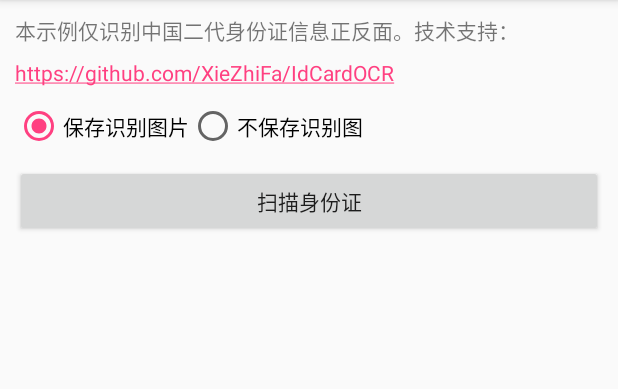
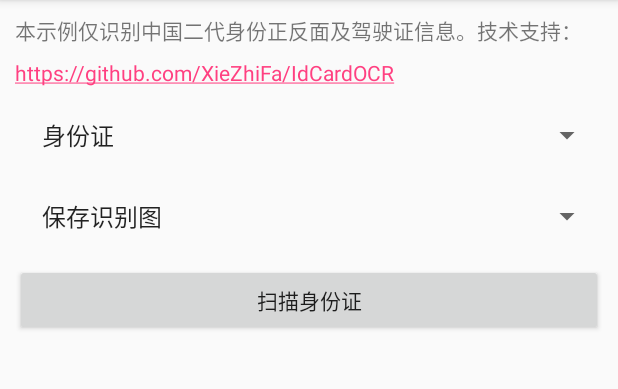
Before and after one commit to manhan9100/IdCardOCR, an Android app: the screen it shows after launch (MainActivity), after a tap on "扫描身份证", on a phone screen of 412 x 824 dp, the part 84-473 px from its top. Run offline under Robolectric (Android 15) with nearby library versions, the phone set to English and light mode, and no system bars; our stand-ins replace data binding; libraries missing offline, so code that uses them is left out: com.msd.ocr; 2 statements that could not run were skipped.

Commit message:
增加驾驶证识别功能

```diff
--- a/app/build.gradle
+++ b/app/build.gradle
@@ -63,9 +63,9 @@ dependencies {
     implementation fileTree(include: ['*.jar'], dir: 'libs')
     implementation 'com.android.support:appcompat-v7:26.1.0'
     testImplementation 'junit:junit:4.12'
-    //    //使用OCR aar包的情况下,图片选择需要依赖另外一个库
-    implementation 'com.squareup.picasso:picasso:2.4.0'
-    implementation(name: 'library-multi-image-selector-1.0.5-SNAPSHOT', ext: 'aar')
-    implementation(name: 'library-ocr-1.0.3-SNAPSHOT', ext: 'aar')
-    //    implementation project(':..:librarys:library_ocr')
+//    //使用OCR aar包的情况下,图片选择需要依赖另外一个库
+//    implementation 'com.squareup.picasso:picasso:2.4.0'
+//    implementation(name: 'library-multi-image-selector-1.0.5-SNAPSHOT', ext: 'aar')
+//    implementation(name: 'library-ocr-1.0.3-SNAPSHOT', ext: 'aar')
+    implementation project(':..:librarys:library_ocr')
 }
--- a/app/src/main/java/com/tomcat/ocr/idcard/MainActivity.java
+++ b/app/src/main/java/com/tomcat/ocr/idcard/MainActivity.java
@@ -22,7 +22,6 @@ public class MainActivity extends AppCompatActivity {
     protected void onCreate(Bundle savedInstanceState) {
         super.onCreate(savedInstanceState);
         binding = DataBindingUtil.setContentView(this, R.layout.activity_main);
-        binding.saveImage1.setChecked(true);
         context = this;
 
 
@@ -31,21 +30,12 @@ public class MainActivity extends AppCompatActivity {
         binding.button.setOnClickListener(new View.OnClickListener() {
             @Override
             public void onClick(View v) {
-
                 Bundle bundle = new Bundle();
-                bundle.putBoolean("saveImage", binding.saveImage1.isChecked());  //是否保存识别图片
-                bundle.putBoolean("showSelect", true);     //是否显示选择图片
-                bundle.putInt("requestCode", REQUEST_CODE); //requestCode
+                bundle.putBoolean("saveImage", binding.saveImage.getSelectedItemPosition() == 0 ? true : false); // 是否保存识别图片
+                bundle.putBoolean("showSelect", true);                          // 是否显示选择图片
+                bundle.putInt("requestCode", REQUEST_CODE);                     // requestCode
+                bundle.putInt("type", binding.type.getSelectedItemPosition());  // 0身份证, 1驾驶证
                 LibraryInitOCR.startScan(context, bundle);
-
-
-////                隐式意图调用
-//                boolean isSave = binding.tip.getVisibility() == View.GONE;
-//                Intent intent = new Intent("com.msd.ocr.idcard.ICVideo");
-//                intent.putExtra("saveImage", isSave);         //是否保存图片
-//                intent.putExtra("showSelect", true);    //是否保存图片
-//                intent.addCategory(getPackageName());               //调用demo中的扫描界面使用: com.tomcat.ocr.idcard
-//                startActivityForResult(intent, REQUEST_CODE);
             }
         });
 
@@ -58,8 +48,6 @@ public class MainActivity extends AppCompatActivity {
                 return true;
             }
         });
-
-
     }
 
     private final int REQUEST_CODE = 1;
@@ -83,6 +71,11 @@ public class MainActivity extends AppCompatActivity {
                 sb.append(String.format("有效期限 = %s\n", jo.opt("valid")));
                 sb.append(String.format("整体照片 = %s\n", jo.opt("imgPath")));
                 sb.append(String.format("头像路径 = %s\n", jo.opt("headPath")));
+                sb.append("\n驾照专属字段\n");
+                sb.append(String.format("国家 = %s\n", jo.opt("nation")));
+                sb.append(String.format("初始领证 = %s\n", jo.opt("startTime")));
+                sb.append(String.format("准驾车型 = %s\n", jo.opt("drivingType")));
+                sb.append(String.format("有效期限 = %s\n", jo.opt("registerDate")));
                 binding.textview.setText(sb.toString());
             } catch (JSONException e) {
                 e.printStackTrace();
--- a/app/src/main/res/layout/activity_main.xml
+++ b/app/src/main/res/layout/activity_main.xml
@@ -17,28 +17,24 @@
             android:layout_height="wrap_content"
             android:autoLink="all"
             android:lineSpacingMultiplier="1.5"
-            android:text="本示例仅识别中国二代身份证信息正反面。技术支持：https://github.com/XieZhiFa/IdCardOCR"
+            android:text="本示例仅识别中国二代身份正反面及驾驶证信息。技术支持：https://github.com/XieZhiFa/IdCardOCR"
             android:textIsSelectable="true"/>
 
-        <RadioGroup
+        <Spinner
+            android:id="@+id/type"
             android:layout_width="match_parent"
             android:layout_height="wrap_content"
             android:layout_marginTop="10dp"
-            android:orientation="horizontal">
+            android:padding="10dp"
+            android:entries="@array/types"/>
 
-            <RadioButton
-                android:id="@+id/saveImage1"
-                android:layout_width="wrap_content"
-                android:layout_height="wrap_content"
-                android:text="保存识别图片"/>
-
-            <RadioButton
-                android:id="@+id/saveImage2"
-                android:layout_width="wrap_content"
-                android:layout_height="wrap_content"
-                android:text="不保存识别图"/>
-
-        </RadioGroup>
+        <Spinner
+            android:id="@+id/saveImage"
+            android:layout_width="match_parent"
+            android:layout_height="wrap_content"
+            android:padding="10dp"
+            android:layout_marginTop="10dp"
+            android:entries="@array/saveImage"/>
 
         <Button
             android:id="@+id/button"
--- a/app/src/main/res/values/strings.xml
+++ b/app/src/main/res/values/strings.xml
@@ -1,3 +1,11 @@
 <resources>
     <string name="app_name">IdcardOCR</string>
+    <array name="types">
+        <item>身份证</item>
+        <item>驾驶证</item>
+    </array>
+    <array name="saveImage">
+        <item>保存识别图</item>
+        <item>不保存识别图</item>
+    </array>
 </resources>
```
